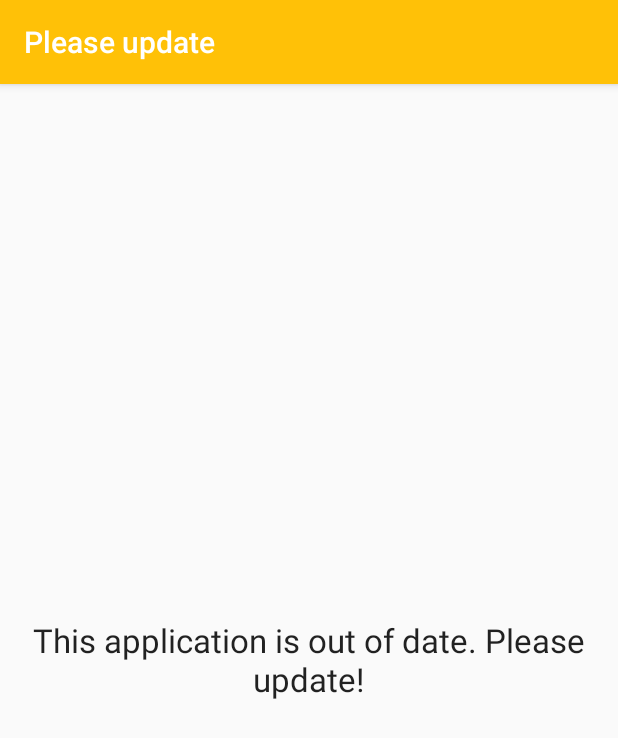
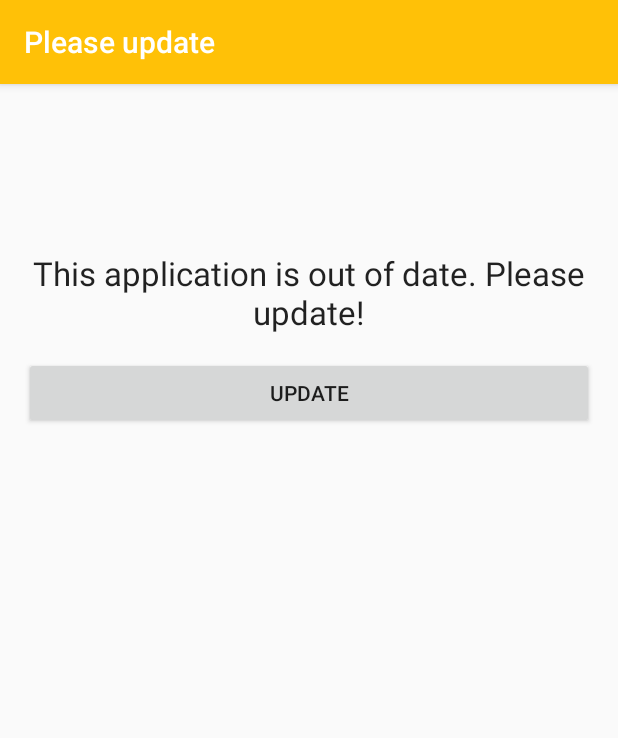
Before and after one commit to Maciej-Matuszewski/to-do-at-Home-Android, an Android app: the UpdateActivity screen opened directly, with no data from a screen before it, on a phone screen of 412 x 824 dp. Shown: the top 738 px of the screen. Run offline under Robolectric (Android 15) with nearby library versions, the light colour scheme and no system bars.

Commit message:
update  ver 1.1

```diff
--- a/app/build.gradle
+++ b/app/build.gradle
@@ -23,8 +23,8 @@ android {
         applicationId "com.gr3mlin106.to_do_at_home"
         minSdkVersion 18
         targetSdkVersion 23
-        versionCode 1
-        versionName "1.0"
+        versionCode 2
+        versionName "1.1"
     }
     buildTypes {
         release {
--- a/app/src/main/res/layout/activity_update.xml
+++ b/app/src/main/res/layout/activity_update.xml
@@ -15,7 +15,17 @@
         android:textAppearance="?android:attr/textAppearanceLarge"
         android:text="@string/prompt_out_of_date"
         android:id="@+id/textView"
-        android:layout_centerVertical="true"
+        android:gravity="center"
+        android:layout_alignParentTop="true"
+        android:layout_alignParentStart="true"
+        android:layout_marginTop="95dp" />
+
+    <Button
+        android:layout_width="match_parent"
+        android:layout_height="wrap_content"
+        android:text="@string/prompt_update"
+        android:id="@+id/update_button"
+        android:layout_below="@+id/textView"
         android:layout_centerHorizontal="true"
-        android:gravity="center" />
+        android:layout_marginTop="15dp" />
 </RelativeLayout>
--- a/app/src/main/res/layout/fragment_summary.xml
+++ b/app/src/main/res/layout/fragment_summary.xml
@@ -21,9 +21,9 @@
         android:text="@string/title_nothing_to_show"
         android:id="@+id/nothingToShow_label"
         android:textColor="@color/colorPrimaryDark"
-        android:textIsSelectable="true"
+        android:textIsSelectable="false"
         android:textStyle="bold"
-        android:textSize="26dp"
+        android:textSize="26sp"
         android:layout_alignParentTop="true"
         android:gravity="center_vertical|center_horizontal"
         android:visibility="gone" />
--- a/app/src/main/res/values/strings.xml
+++ b/app/src/main/res/values/strings.xml
@@ -91,12 +91,13 @@
         completions."</string>
 
     <string name="banner_ad_unit_id" translatable="false">ca-app-pub-9486440383744688/6210044246</string>
-    <string name="play_store_link" translatable="false">https://play.google.com/store/apps/developer?id=Gr3mlin106</string>
+    <string name="play_store_link" translatable="false">https://play.google.com/store/apps/details?id=com.gr3mlin106.to_do_at_home</string>
     <string name="prompt_logout">Logout</string>
     <string name="prompt_change_password">Change password</string>
     <string name="prompt_change_email">Change email</string>
     <string name="prompt_change_name">Change name</string>
     <string name="or_label">OR</string>
+    <string name="prompt_update">Update</string>
 
 
 </resources>
```
Also changed, not shown: app/src/main/java/com/gr3mlin106/to_do_at_home/MainActivity.java (+10 -3 lines), app/src/main/java/com/gr3mlin106/to_do_at_home/TasksManagerActivity.java (+15 -1 lines), app/src/main/java/com/gr3mlin106/to_do_at_home/UpdateActivity.java (+15 -0 lines), app/src/main/res/layout/content_main.xml (+28 -10 lines), app/src/main/res/layout/task_add_popup.xml (+11 -0 lines), app/src/main/res/layout/task_edit_popup.xml (+9 -0 lines), 1 other file.
